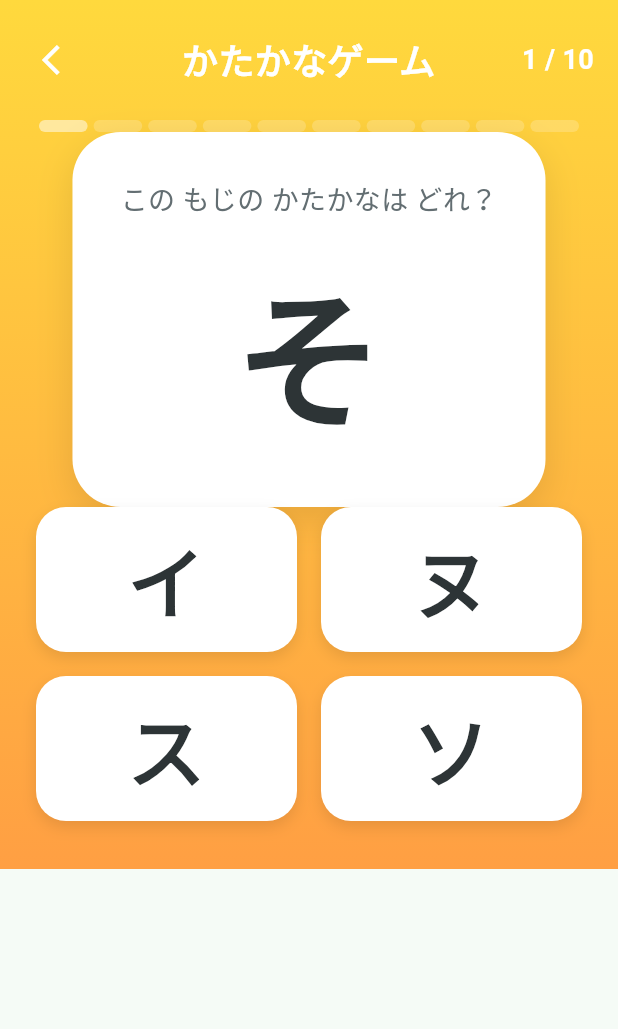
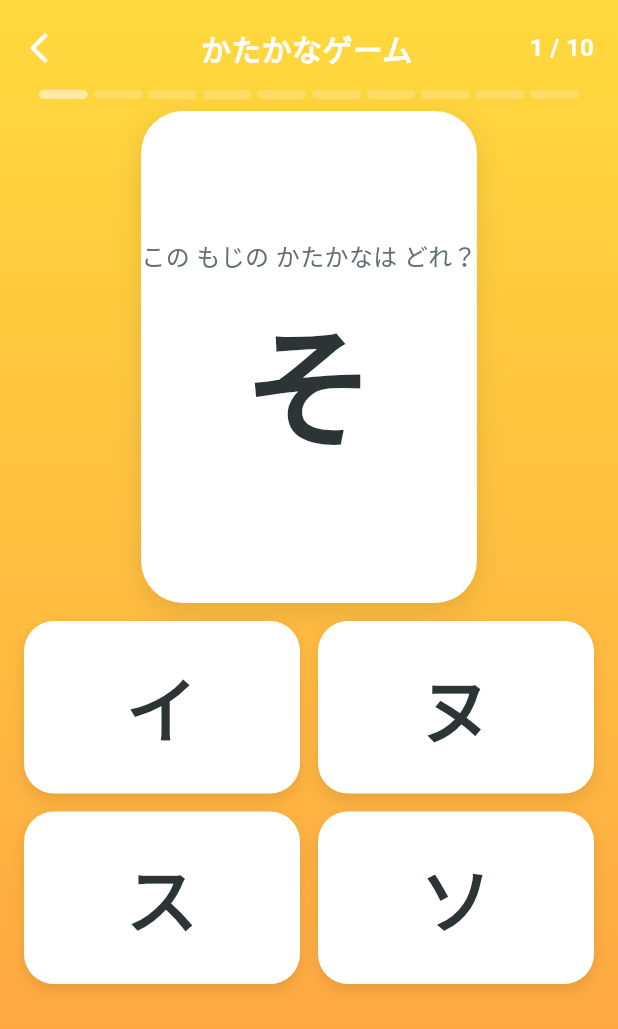
Before and after one commit to kentaroy47/app2, a Flutter app: the KatakanaGameScreen screen opened directly, on a phone screen of 412 x 824 dp. Shown: the top 1029 px of the screen. Run offline on Flutter 3.47's test engine with Material 3 defaults, Android fonts, the phone set to English and light mode, and no system bars; our stand-ins replace shared_preferences; accounts and stored records are empty.

Commit message:
fix size

```diff
--- a/mori_no_gakkou/lib/screens/katakana_game_screen.dart
+++ b/mori_no_gakkou/lib/screens/katakana_game_screen.dart
@@ -163,12 +163,11 @@
           ),
         ),
         child: SafeArea(
-          child: SingleChildScrollView(
           child: Column(
             children: [
               // ヘッダー
               Padding(
-                padding: const EdgeInsets.all(16),
+                padding: const EdgeInsets.fromLTRB(8, 8, 16, 4),
                 child: Row(
                   children: [
                     IconButton(
@@ -180,7 +179,7 @@
                         'かたかなゲーム',
                         textAlign: TextAlign.center,
                         style: TextStyle(
-                          fontSize: 24,
+                          fontSize: 20,
                           fontWeight: FontWeight.bold,
                           color: Colors.white,
                         ),
@@ -189,7 +188,7 @@
                     Text(
                       '${_questionCount + 1} / $_totalQuestions',
                       style: const TextStyle(
-                        fontSize: 18,
+                        fontSize: 16,
                         color: Colors.white,
                         fontWeight: FontWeight.bold,
                       ),
@@ -213,11 +212,11 @@
                     }
                     return Expanded(
                       child: Container(
-                        height: 8,
+                        height: 6,
                         margin: const EdgeInsets.symmetric(horizontal: 2),
                         decoration: BoxDecoration(
                           color: color,
-                          borderRadius: BorderRadius.circular(4),
+                          borderRadius: BorderRadius.circular(3),
                         ),
                       ),
                     );
@@ -225,39 +224,42 @@
                 ),
               ),
 
-              const Spacer(),
+              const SizedBox(height: 8),
 
               // 問題カード
-              ScaleTransition(
+              Expanded(
+                flex: 4,
+                child: Padding(
+                  padding: const EdgeInsets.symmetric(horizontal: 24),
+                  child: ScaleTransition(
                     scale: _scaleAnim,
                     child: Container(
-                  margin: const EdgeInsets.symmetric(horizontal: 24),
-                  padding: const EdgeInsets.all(32),
                       decoration: BoxDecoration(
                         color: Colors.white,
-                    borderRadius: BorderRadius.circular(32),
+                        borderRadius: BorderRadius.circular(28),
                         boxShadow: [
                           BoxShadow(
                             color: Colors.black.withValues(alpha: 0.1),
-                        blurRadius: 20,
-                        offset: const Offset(0, 8),
+                            blurRadius: 16,
+                            offset: const Offset(0, 6),
                           ),
                         ],
                       ),
                       child: Column(
+                        mainAxisAlignment: MainAxisAlignment.center,
                         children: [
                           const Text(
                             'この もじの かたかなは どれ？',
                             style: TextStyle(
-                          fontSize: 18,
+                              fontSize: 16,
                               color: Color(0xFF636E72),
                             ),
                           ),
-                      const SizedBox(height: 16),
+                          const SizedBox(height: 8),
                           Text(
                             _currentPair['hira']!,
                             style: const TextStyle(
-                          fontSize: 100,
+                              fontSize: 88,
                               fontWeight: FontWeight.bold,
                               color: Color(0xFF2D3436),
                             ),
@@ -266,18 +268,22 @@
                       ),
                     ),
                   ),
+                ),
+              ),
 
-              const Spacer(),
+              const SizedBox(height: 12),
 
               // 選択肢
-              Padding(
-                padding: const EdgeInsets.symmetric(horizontal: 24),
+              Expanded(
+                flex: 5,
+                child: Padding(
+                  padding: const EdgeInsets.fromLTRB(16, 0, 16, 12),
                   child: GridView.count(
+                    physics: const NeverScrollableScrollPhysics(),
                     crossAxisCount: 2,
-                  shrinkWrap: true,
-                  mainAxisSpacing: 16,
-                  crossAxisSpacing: 16,
-                  childAspectRatio: 1.8,
+                    mainAxisSpacing: 12,
+                    crossAxisSpacing: 12,
+                    childAspectRatio: 1.6,
                     children: _choices.map((choice) {
                       Color bgColor = Colors.white;
                       Color textColor = const Color(0xFF2D3436);
@@ -309,7 +315,7 @@
                             child: Text(
                               choice,
                               style: TextStyle(
-                              fontSize: 52,
+                                fontSize: 48,
                                 fontWeight: FontWeight.bold,
                                 color: textColor,
                               ),
@@ -320,10 +326,8 @@
                     }).toList(),
                   ),
                 ),
-
-              const SizedBox(height: 32),
+              ),
             ],
-          ),
           ),
         ),
       ),
```
Also changed, not shown: mori_no_gakkou/lib/screens/clock_game_screen.dart (+30 -28 lines). Lines whose indentation alone changed are shown as unchanged.
